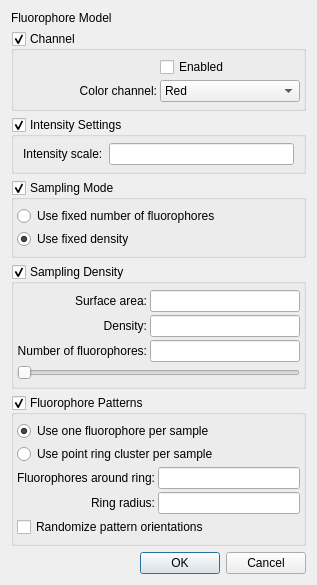
Qt form apps/MicroscopeSimulator/FluorophoreModelDialog.ui (CISMM/MicroscopeSimulator2) before a commit.
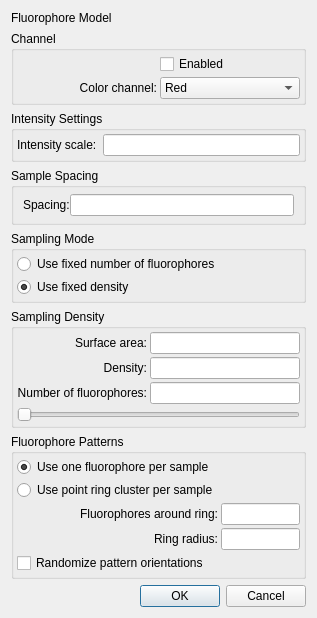
The same form after that commit.

Commit message: Removed some experimental GUI stuff. Exposed the sample spacing parameter of the grid-based fluorophore property.

```diff
--- a/apps/MicroscopeSimulator/FluorophoreModelDialog.ui
+++ b/apps/MicroscopeSimulator/FluorophoreModelDialog.ui
@@ -7,7 +7,7 @@
     <x>0</x>
     <y>0</y>
     <width>297</width>
-    <height>470</height>
+    <height>542</height>
    </rect>
   </property>
   <property name="sizePolicy">
@@ -33,24 +33,9 @@
       <string>Channel</string>
      </property>
      <property name="checkable">
-      <bool>true</bool>
+      <bool>false</bool>
      </property>
-     <layout class="QVBoxLayout" name="verticalLayout_5">
-      <property name="leftMargin">
-       <number>0</number>
-      </property>
-      <property name="topMargin">
-       <number>3</number>
-      </property>
-      <property name="rightMargin">
-       <number>0</number>
-      </property>
-      <property name="bottomMargin">
-       <number>3</number>
-      </property>
-      <item>
-       <widget class="QWidget" name="gui_ColorChannelWidget" native="true">
-        <layout class="QGridLayout" name="gridLayout_5">
+     <layout class="QGridLayout" name="gridLayout_6">
          <property name="margin">
           <number>3</number>
          </property>
@@ -91,7 +76,7 @@
            </item>
           </widget>
          </item>
-         <item row="1" column="1">
+      <item row="0" column="1">
           <widget class="QCheckBox" name="gui_EnabledCheckBox">
            <property name="text">
             <string>Enabled</string>
@@ -101,32 +86,17 @@
         </layout>
        </widget>
       </item>
-     </layout>
-    </widget>
-   </item>
    <item>
     <widget class="QGroupBox" name="gui_IntensityGroupBox">
      <property name="title">
       <string>Intensity Settings</string>
      </property>
      <property name="checkable">
-      <bool>true</bool>
+      <bool>false</bool>
      </property>
-     <layout class="QVBoxLayout" name="verticalLayout_7">
-      <property name="spacing">
-       <number>0</number>
-      </property>
-      <property name="margin">
-       <number>0</number>
-      </property>
-      <item>
-       <widget class="QWidget" name="gui_IntensityWidget" native="true">
         <layout class="QGridLayout" name="gridLayout">
-         <property name="topMargin">
-          <number>6</number>
-         </property>
-         <property name="bottomMargin">
-          <number>6</number>
+      <property name="margin">
+       <number>3</number>
          </property>
          <item row="0" column="0">
           <widget class="QLabel" name="gui_IntensityScaleLabel">
@@ -141,6 +111,37 @@
         </layout>
        </widget>
       </item>
+   <item>
+    <widget class="QGroupBox" name="gui_SampleSpacingGroupBox">
+     <property name="title">
+      <string>Sample Spacing</string>
+     </property>
+     <layout class="QGridLayout" name="gridLayout_4">
+      <property name="leftMargin">
+       <number>9</number>
+      </property>
+      <property name="topMargin">
+       <number>6</number>
+      </property>
+      <property name="rightMargin">
+       <number>9</number>
+      </property>
+      <property name="bottomMargin">
+       <number>6</number>
+      </property>
+      <property name="spacing">
+       <number>0</number>
+      </property>
+      <item row="0" column="0">
+       <widget class="QLabel" name="gui_SpacingLabel">
+        <property name="text">
+         <string>Spacing:</string>
+        </property>
+       </widget>
+      </item>
+      <item row="0" column="1">
+       <widget class="QLineEdit" name="gui_SpacingEdit"/>
+      </item>
      </layout>
     </widget>
    </item>
@@ -153,28 +154,10 @@
       <bool>false</bool>
      </property>
      <property name="checkable">
-      <bool>true</bool>
+      <bool>false</bool>
      </property>
      <layout class="QVBoxLayout" name="verticalLayout_2">
       <property name="spacing">
-       <number>0</number>
-      </property>
-      <property name="leftMargin">
-       <number>0</number>
-      </property>
-      <property name="topMargin">
-       <number>3</number>
-      </property>
-      <property name="rightMargin">
-       <number>0</number>
-      </property>
-      <property name="bottomMargin">
-       <number>3</number>
-      </property>
-      <item>
-       <widget class="QWidget" name="gui_SamplingModeWidget" native="true">
-        <layout class="QVBoxLayout" name="verticalLayout_6">
-         <property name="spacing">
           <number>3</number>
          </property>
          <property name="margin">
@@ -200,36 +183,15 @@
         </layout>
        </widget>
       </item>
-     </layout>
-    </widget>
-   </item>
    <item>
     <widget class="QGroupBox" name="gui_SamplingDensityGroupBox">
      <property name="title">
       <string>Sampling Density</string>
      </property>
      <property name="checkable">
-      <bool>true</bool>
+      <bool>false</bool>
      </property>
-     <layout class="QVBoxLayout" name="verticalLayout_4">
-      <property name="spacing">
-       <number>0</number>
-      </property>
-      <property name="leftMargin">
-       <number>0</number>
-      </property>
-      <property name="topMargin">
-       <number>3</number>
-      </property>
-      <property name="rightMargin">
-       <number>0</number>
-      </property>
-      <property name="bottomMargin">
-       <number>3</number>
-      </property>
-      <item>
-       <widget class="QWidget" name="gui_SamplingDensityWidget" native="true">
-        <layout class="QGridLayout" name="gridLayout_3">
+     <layout class="QGridLayout" name="gridLayout_5">
          <property name="margin">
           <number>3</number>
          </property>
@@ -312,43 +274,22 @@
         </layout>
        </widget>
       </item>
-     </layout>
-    </widget>
-   </item>
    <item>
     <widget class="QGroupBox" name="gui_FluorophorePatternsGroupBox">
      <property name="title">
       <string>Fluorophore Patterns</string>
      </property>
      <property name="checkable">
-      <bool>true</bool>
+      <bool>false</bool>
      </property>
-     <layout class="QVBoxLayout" name="verticalLayout_3">
-      <property name="spacing">
-       <number>0</number>
-      </property>
-      <property name="leftMargin">
-       <number>0</number>
-      </property>
-      <property name="topMargin">
-       <number>3</number>
-      </property>
-      <property name="rightMargin">
-       <number>0</number>
-      </property>
-      <property name="bottomMargin">
-       <number>3</number>
-      </property>
-      <item>
-       <widget class="QWidget" name="gui_FluorophorePatternsWidget" native="true">
-        <layout class="QGridLayout" name="gridLayout_2">
+     <layout class="QGridLayout" name="gridLayout_3">
          <property name="margin">
           <number>3</number>
          </property>
          <property name="spacing">
           <number>3</number>
          </property>
-         <item row="0" column="0" colspan="2">
+      <item row="0" column="0">
           <widget class="QRadioButton" name="gui_UseSingleFluorophorePerSampleRadioButton">
            <property name="text">
             <string>Use one fluorophore per sample</string>
@@ -358,7 +299,7 @@
            </property>
           </widget>
          </item>
-         <item row="1" column="0" colspan="2">
+      <item row="1" column="0">
           <widget class="QRadioButton" name="gui_UsePointRingClusterRadioButton">
            <property name="text">
             <string>Use point ring cluster per sample</string>
@@ -396,9 +337,6 @@
            <property name="text">
             <string>Randomize pattern orientations</string>
            </property>
-          </widget>
-         </item>
-        </layout>
        </widget>
       </item>
      </layout>
```
Lines whose indentation alone changed are shown as unchanged. The commit also changes 4 other files.
